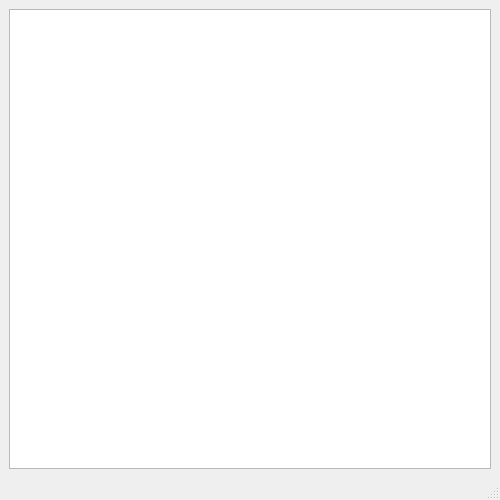
The window that ОП/Final boss/vis_interface/help.ui (Xassie/bananas) describes before a commit, drawn with Qt 5.
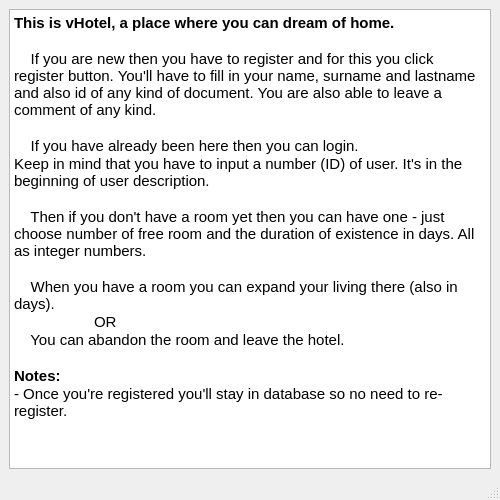
The same window after the commit.

```diff
--- a/ОП/Final boss/vis_interface/help.ui
+++ b/ОП/Final boss/vis_interface/help.ui
@@ -19,7 +19,29 @@
   <widget class="QWidget" name="centralwidget">
    <layout class="QGridLayout" name="gridLayout">
     <item row="0" column="0">
-     <widget class="QTextBrowser" name="textBrowser"/>
+     <widget class="QTextBrowser" name="textBrowser">
+      <property name="html">
+       <string>&lt;!DOCTYPE HTML PUBLIC &quot;-//W3C//DTD HTML 4.0//EN&quot; &quot;http://www.w3.org/TR/REC-html40/strict.dtd&quot;&gt;
+&lt;html&gt;&lt;head&gt;&lt;meta name=&quot;qrichtext&quot; content=&quot;1&quot; /&gt;&lt;style type=&quot;text/css&quot;&gt;
+p, li { white-space: pre-wrap; }
+&lt;/style&gt;&lt;/head&gt;&lt;body style=&quot; font-family:'MS Shell Dlg 2'; font-size:8.25pt; font-weight:400; font-style:normal;&quot;&gt;
+&lt;p style=&quot; margin-top:0px; margin-bottom:0px; margin-left:0px; margin-right:0px; -qt-block-indent:0; text-indent:0px;&quot;&gt;&lt;span style=&quot; font-size:11pt; font-weight:600;&quot;&gt;This is vHotel, a place where you can dream of home.&lt;/span&gt;&lt;/p&gt;
+&lt;p style=&quot;-qt-paragraph-type:empty; margin-top:0px; margin-bottom:0px; margin-left:0px; margin-right:0px; -qt-block-indent:0; text-indent:0px; font-size:11pt;&quot;&gt;&lt;br /&gt;&lt;/p&gt;
+&lt;p style=&quot; margin-top:0px; margin-bottom:0px; margin-left:0px; margin-right:0px; -qt-block-indent:0; text-indent:0px;&quot;&gt;&lt;span style=&quot; font-size:11pt;&quot;&gt;    If you are new then you have to register and for this you click register button. You'll have to fill in your name, surname and lastname and also id of any kind of document. You are also able to leave a comment of any kind.&lt;/span&gt;&lt;/p&gt;
+&lt;p style=&quot;-qt-paragraph-type:empty; margin-top:0px; margin-bottom:0px; margin-left:0px; margin-right:0px; -qt-block-indent:0; text-indent:0px; font-size:11pt;&quot;&gt;&lt;br /&gt;&lt;/p&gt;
+&lt;p style=&quot; margin-top:0px; margin-bottom:0px; margin-left:0px; margin-right:0px; -qt-block-indent:0; text-indent:0px;&quot;&gt;&lt;span style=&quot; font-size:11pt;&quot;&gt;    If you have already been here then you can login.&lt;/span&gt;&lt;/p&gt;
+&lt;p style=&quot; margin-top:0px; margin-bottom:0px; margin-left:0px; margin-right:0px; -qt-block-indent:0; text-indent:0px;&quot;&gt;&lt;span style=&quot; font-size:11pt;&quot;&gt;Keep in mind that you have to input a number (ID) of user. It's in the beginning of user description.&lt;/span&gt;&lt;/p&gt;
+&lt;p style=&quot;-qt-paragraph-type:empty; margin-top:0px; margin-bottom:0px; margin-left:0px; margin-right:0px; -qt-block-indent:0; text-indent:0px; font-size:11pt;&quot;&gt;&lt;br /&gt;&lt;/p&gt;
+&lt;p style=&quot; margin-top:0px; margin-bottom:0px; margin-left:0px; margin-right:0px; -qt-block-indent:0; text-indent:0px;&quot;&gt;&lt;span style=&quot; font-size:11pt;&quot;&gt;    Then if you don't have a room yet then you can have one - just choose number of free room and the duration of existence in days. All as integer numbers.&lt;/span&gt;&lt;/p&gt;
+&lt;p style=&quot;-qt-paragraph-type:empty; margin-top:0px; margin-bottom:0px; margin-left:0px; margin-right:0px; -qt-block-indent:0; text-indent:0px; font-size:11pt;&quot;&gt;&lt;br /&gt;&lt;/p&gt;
+&lt;p style=&quot; margin-top:0px; margin-bottom:0px; margin-left:0px; margin-right:0px; -qt-block-indent:0; text-indent:0px;&quot;&gt;&lt;span style=&quot; font-size:11pt;&quot;&gt;    When you have a room you can expand your living there (also in days).&lt;/span&gt;&lt;/p&gt;
+&lt;p style=&quot; margin-top:0px; margin-bottom:0px; margin-left:0px; margin-right:0px; -qt-block-indent:0; text-indent:0px;&quot;&gt;&lt;span style=&quot; font-size:11pt;&quot;&gt;	OR&lt;/span&gt;&lt;/p&gt;
+&lt;p style=&quot; margin-top:0px; margin-bottom:0px; margin-left:0px; margin-right:0px; -qt-block-indent:0; text-indent:0px;&quot;&gt;&lt;span style=&quot; font-size:11pt;&quot;&gt;    You can abandon the room and leave the hotel.&lt;/span&gt;&lt;/p&gt;
+&lt;p style=&quot;-qt-paragraph-type:empty; margin-top:0px; margin-bottom:0px; margin-left:0px; margin-right:0px; -qt-block-indent:0; text-indent:0px; font-size:11pt;&quot;&gt;&lt;br /&gt;&lt;/p&gt;
+&lt;p style=&quot; margin-top:0px; margin-bottom:0px; margin-left:0px; margin-right:0px; -qt-block-indent:0; text-indent:0px;&quot;&gt;&lt;span style=&quot; font-size:11pt; font-weight:600;&quot;&gt;Notes:&lt;/span&gt;&lt;/p&gt;
+&lt;p style=&quot; margin-top:0px; margin-bottom:0px; margin-left:0px; margin-right:0px; -qt-block-indent:0; text-indent:0px;&quot;&gt;&lt;span style=&quot; font-size:11pt;&quot;&gt;- Once you're registered you'll stay in database so no need to re-register.&lt;/span&gt;&lt;/p&gt;&lt;/body&gt;&lt;/html&gt;</string>
+      </property>
+     </widget>
     </item>
    </layout>
   </widget>
```
